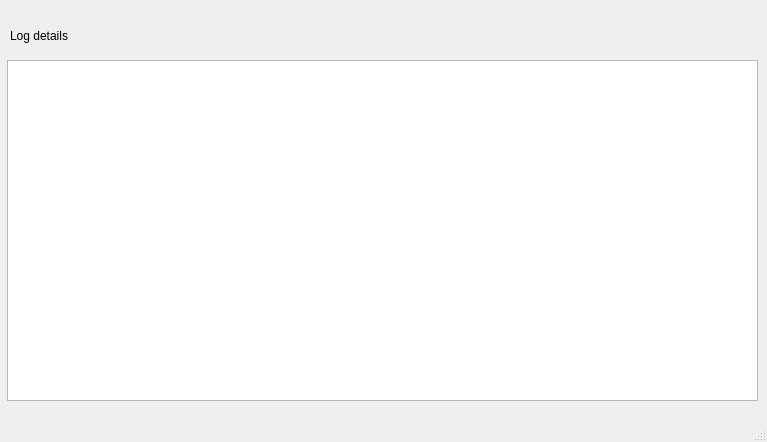
egara/buttermanager, file buttermanager/buttermanager/ui/LogViewWindow.ui: the form before one commit.
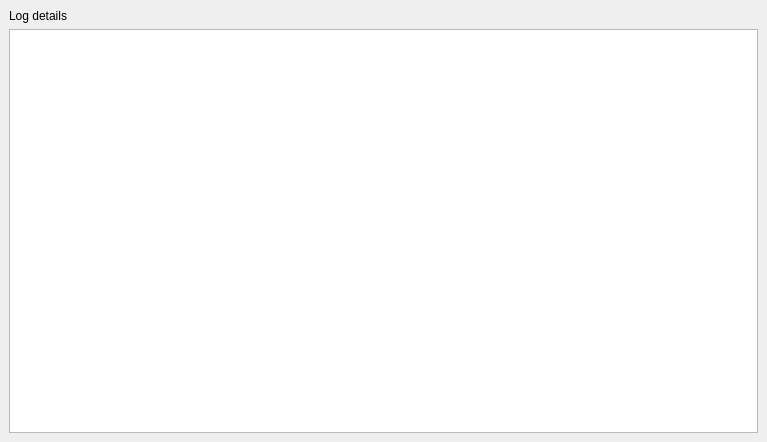
The form after the commit.

Commit message: Issue #29. Implementing layout for LogViewWindow

The edit to the form file:
```diff
--- a/buttermanager/buttermanager/ui/LogViewWindow.ui
+++ b/buttermanager/buttermanager/ui/LogViewWindow.ui
@@ -14,31 +14,23 @@
    <string>Log view</string>
   </property>
   <widget class="QWidget" name="centralwidget">
-   <widget class="QTextEdit" name="text_log">
-    <property name="geometry">
-     <rect>
-      <x>7</x>
-      <y>60</y>
-      <width>751</width>
-      <height>341</height>
-     </rect>
-    </property>
-   </widget>
+   <layout class="QVBoxLayout" name="verticalLayout_2">
+    <item>
+     <layout class="QVBoxLayout" name="verticalLayout">
+      <item>
    <widget class="QLabel" name="label_log">
-    <property name="geometry">
-     <rect>
-      <x>10</x>
-      <y>20</y>
-      <width>391</width>
-      <height>31</height>
-     </rect>
-    </property>
     <property name="text">
      <string>Log details</string>
     </property>
    </widget>
+      </item>
+      <item>
+       <widget class="QTextEdit" name="text_log"/>
+      </item>
+     </layout>
+    </item>
+   </layout>
   </widget>
-  <widget class="QStatusBar" name="statusbar"/>
  </widget>
  <resources/>
  <connections/>
```
Lines whose indentation alone changed are shown as unchanged. The commit also changes 2 other files.
